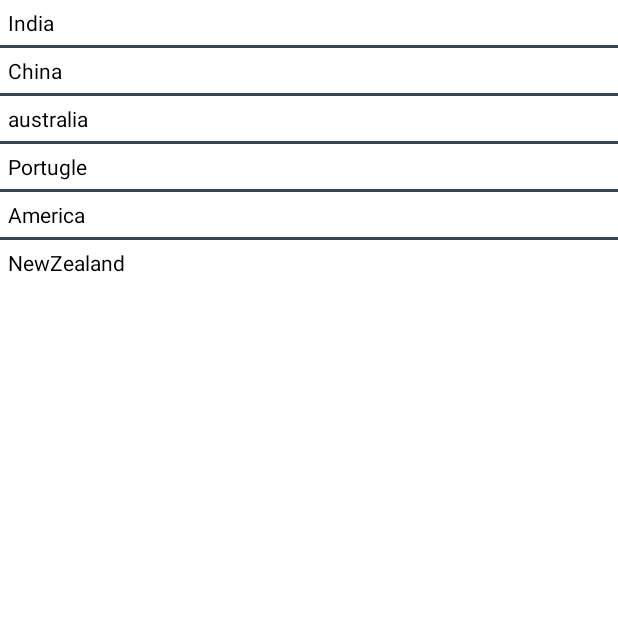
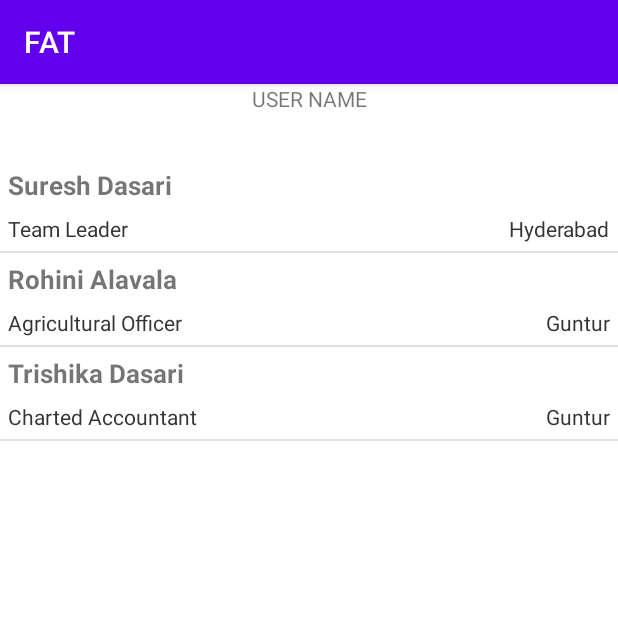
Before and after one commit to FlorenciaDiCiocco/FAT_app_cs246, an Android app: the screen it shows after launch (MainActivity), on a phone screen of 412 x 824 dp, the top half of it. Run offline under Robolectric (Android 15) with nearby library versions, the phone set to English and light mode, and no system bars.

Commit message:
Customized the listview. Now I will make it more to our app.

```diff
--- a/app/src/main/AndroidManifest.xml
+++ b/app/src/main/AndroidManifest.xml
@@ -9,7 +9,6 @@
         android:roundIcon="@mipmap/ic_launcher_round"
         android:supportsRtl="true"
         android:theme="@style/Theme.FAT">
-        <activity android:name=".Listview"></activity>
         <activity android:name=".MainActivity">
             <intent-filter>
                 <action android:name="android.intent.action.MAIN" />
--- /dev/null
+++ b/app/src/main/java/com/team3/fat/CustomListAdapter.java
@@ -0,0 +1,55 @@
+package com.team3.fat;
+
+import android.content.Context;
+import android.view.LayoutInflater;
+import android.view.View;
+import android.view.ViewGroup;
+import android.widget.BaseAdapter;
+import android.widget.TextView;
+
+import java.util.ArrayList;
+/**
+ * Created by tutlane on 23-08-2017.
+ */
+public class CustomListAdapter extends BaseAdapter {
+    private ArrayList<ListItem> listData;
+    private LayoutInflater layoutInflater;
+    public CustomListAdapter(Context aContext, ArrayList<ListItem> listData) {
+        this.listData = listData;
+        layoutInflater = LayoutInflater.from(aContext);
+    }
+    @Override
+    public int getCount() {
+        return listData.size();
+    }
+    @Override
+    public Object getItem(int position) {
+        return listData.get(position);
+    }
+    @Override
+    public long getItemId(int position) {
+        return position;
+    }
+    public View getView(int position, View v, ViewGroup vg) {
+        ViewHolder holder;
+        if (v == null) {
+            v = layoutInflater.inflate(R.layout.list_row, null);
+            holder = new ViewHolder();
+            holder.uName = (TextView) v.findViewById(R.id.name);
+            holder.uDesignation = (TextView) v.findViewById(R.id.designation);
+            holder.uLocation = (TextView) v.findViewById(R.id.location);
+            v.setTag(holder);
+        } else {
+            holder = (ViewHolder) v.getTag();
+        }
+        holder.uName.setText(listData.get(position).getName());
+        holder.uDesignation.setText(listData.get(position).getDesignation());
+        holder.uLocation.setText(listData.get(position).getLocation());
+        return v;
+    }
+    static class ViewHolder {
+        TextView uName;
+        TextView uDesignation;
+        TextView uLocation;
+    }
+}
--- /dev/null
+++ b/app/src/main/java/com/team3/fat/ListItem.java
@@ -0,0 +1,25 @@
+package com.team3.fat;
+
+public class ListItem {
+    private String name;
+    private String designation;
+    private String location;
+    public String getName() {
+        return name;
+    }
+    public void setName(String name) {
+        this.name = name;
+    }
+    public String getDesignation() {
+        return designation;
+    }
+    public void setDesignation(String designation) {
+        this.designation = designation;
+    }
+    public String getLocation() {
+        return location;
+    }
+    public void setLocation(String location) {
+        this.location = location;
+    }
+}
--- a/app/src/main/java/com/team3/fat/Listview.java
+++ /dev/null
@@ -1,14 +0,0 @@
-package com.team3.fat;
-
-import androidx.appcompat.app.AppCompatActivity;
-
-import android.os.Bundle;
-
-public class Listview extends AppCompatActivity {
-
-    @Override
-    protected void onCreate(Bundle savedInstanceState) {
-        super.onCreate(savedInstanceState);
-        setContentView(R.layout.activity_listview);
-    }
-}
--- a/app/src/main/java/com/team3/fat/MainActivity.java
+++ b/app/src/main/java/com/team3/fat/MainActivity.java
@@ -1,20 +1,47 @@
 package com.team3.fat;
 
 import android.os.Bundle;
-import android.app.Activity;
-import android.view.Menu;
-import android.widget.ArrayAdapter;import android.widget.ListView;
+import androidx.appcompat.app.AppCompatActivity;
+import android.view.View;
+import android.widget.AdapterView;
+import android.widget.ListView;
+import android.widget.Toast;
 
-public class MainActivity extends Activity
-{
-    // Array of strings...
-    ListView simpleList;
-    String countryList[] = {"India", "China", "australia", "Portugle", "America", "NewZealand"};
+import java.util.ArrayList;
 
-    @Override   protected void onCreate(Bundle savedInstanceState) {
-        super.onCreate(savedInstanceState);      setContentView(R.layout.activity_main);
-        simpleList = (ListView)findViewById(R.id.simpleListView);
-        ArrayAdapter<String> arrayAdapter = new ArrayAdapter<String>(this, R.layout.activity_listview, R.id.textView, countryList);
-        simpleList.setAdapter(arrayAdapter);
+public class MainActivity extends AppCompatActivity {
+    @Override
+    protected void onCreate(Bundle savedInstanceState) {
+        super.onCreate(savedInstanceState);
+        setContentView(R.layout.activity_main);
+        ArrayList userList = getListData();
+        final ListView lv = (ListView) findViewById(R.id.user_list);
+        lv.setAdapter(new CustomListAdapter(this, userList));
+        lv.setOnItemClickListener(new AdapterView.OnItemClickListener() {
+            @Override
+            public void onItemClick(AdapterView<?> a, View v, int position, long id) {
+                ListItem user = (ListItem) lv.getItemAtPosition(position);
+                Toast.makeText(MainActivity.this, "Selected :" + " " + user.getName()+", "+ user.getLocation(), Toast.LENGTH_SHORT).show();
+            }
+        });
+    }
+    private ArrayList getListData() {
+        ArrayList<ListItem> results = new ArrayList<>();
+        ListItem user1 = new ListItem();
+        user1.setName("Suresh Dasari");
+        user1.setDesignation("Team Leader");
+        user1.setLocation("Hyderabad");
+        results.add(user1);
+        ListItem user2 = new ListItem();
+        user2.setName("Rohini Alavala");
+        user2.setDesignation("Agricultural Officer");
+        user2.setLocation("Guntur");
+        results.add(user2);
+        ListItem user3 = new ListItem();
+        user3.setName("Trishika Dasari");
+        user3.setDesignation("Charted Accountant");
+        user3.setLocation("Guntur");
+        results.add(user3);
+        return results;
     }
 }
--- a/app/src/main/res/layout/activity_listview.xml
+++ /dev/null
@@ -1,14 +0,0 @@
-<?xml version="1.0" encoding="utf-8"?>
-<LinearLayout xmlns:android="http://schemas.android.com/apk/res/android"
-    android:layout_width="match_parent"
-    android:layout_height="match_parent"
-    android:orientation="vertical">
-
-    <TextView
-        android:id="@+id/textView"
-        android:layout_width="fill_parent"
-        android:layout_height="wrap_content"
-        android:layout_gravity="center"
-        android:padding="5dp"
-        android:textColor="@color/black" />
-</LinearLayout>
--- a/app/src/main/res/layout/activity_main.xml
+++ b/app/src/main/res/layout/activity_main.xml
@@ -4,10 +4,18 @@
     android:layout_height="match_parent"
     android:orientation="vertical">
 
+    <TextView
+        android:id="@+id/header"
+        android:layout_width="fill_parent"
+        android:layout_height="50dp"
+        android:text="USER NAME"
+        android:textAlignment="center"
+        android:gravity="center_horizontal" />
+
     <ListView
-        android:id="@+id/simpleListView"
+        android:id="@+id/user_list"
         android:layout_width="fill_parent"
-        android:layout_height="wrap_content"
-        android:divider="@color/material_blue_grey_800"
-        android:dividerHeight="2dp" />
+        android:layout_height="620dp"
+        android:dividerHeight="1dp" />
+
 </LinearLayout>
--- /dev/null
+++ b/app/src/main/res/layout/list_row.xml
@@ -0,0 +1,30 @@
+<?xml version="1.0" encoding="utf-8"?>
+<RelativeLayout xmlns:android="http://schemas.android.com/apk/res/android"
+    android:layout_width="fill_parent"
+    android:layout_height="wrap_content"
+    android:orientation="horizontal"
+    android:padding="5dip" >
+    <TextView
+        android:id="@+id/name"
+        android:layout_width="wrap_content"
+        android:layout_height="wrap_content"
+        android:textStyle="bold"
+        android:textSize="17dp" />
+    <TextView
+        android:id="@+id/designation"
+        android:layout_width="wrap_content"
+        android:layout_height="wrap_content"
+        android:layout_below="@id/name"
+        android:layout_marginTop="7dp"
+        android:textColor="#343434"
+        android:textSize="14dp" />
+    <TextView
+        android:id="@+id/location"
+        android:layout_width="wrap_content"
+        android:layout_height="wrap_content"
+        android:layout_alignBaseline="@+id/designation"
+        android:layout_alignBottom="@+id/designation"
+        android:layout_alignParentRight="true"
+        android:textColor="#343434"
+        android:textSize="14dp" />
+</RelativeLayout>
```
